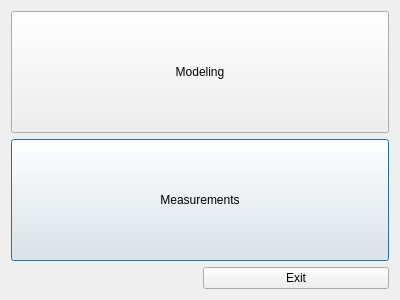
Before: the Qt Designer form dialog.ui in Abbath/P, drawn with Qt 5.
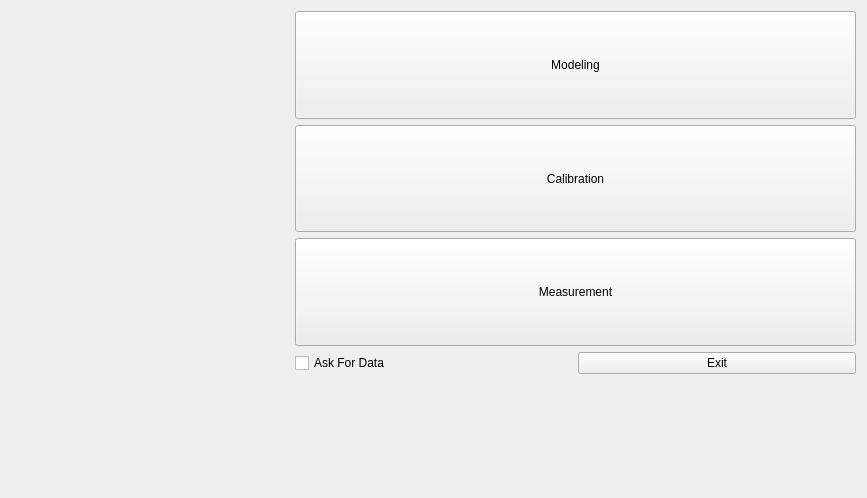
After: the same form once the commit is applied. Icons and pictures are not drawn.

The edit to the form file:
```diff
--- a/dialog.ui
+++ b/dialog.ui
@@ -1,52 +1,88 @@
 <?xml version="1.0" encoding="UTF-8"?>
 <ui version="4.0">
  <class>Dialog</class>
- <widget class="QDialog" name="Dialog">
+ <widget class="QWidget" name="Dialog">
   <property name="geometry">
    <rect>
     <x>0</x>
     <y>0</y>
-    <width>400</width>
-    <height>300</height>
+    <width>867</width>
+    <height>498</height>
    </rect>
   </property>
   <property name="windowTitle">
    <string>Paremeters</string>
   </property>
   <layout class="QGridLayout" name="gridLayout">
-   <item row="2" column="0" colspan="2">
-    <widget class="QPushButton" name="pushButton_2">
-     <property name="sizePolicy">
-      <sizepolicy hsizetype="Minimum" vsizetype="Minimum">
-       <horstretch>0</horstretch>
-       <verstretch>0</verstretch>
-      </sizepolicy>
-     </property>
-     <property name="text">
-      <string>Measurements</string>
-     </property>
-    </widget>
-   </item>
-   <item row="1" column="0" colspan="2">
-    <widget class="QPushButton" name="pushButton">
-     <property name="sizePolicy">
-      <sizepolicy hsizetype="Minimum" vsizetype="Minimum">
-       <horstretch>0</horstretch>
-       <verstretch>0</verstretch>
-      </sizepolicy>
-     </property>
-     <property name="text">
-      <string>Modeling</string>
-     </property>
-    </widget>
-   </item>
    <item row="3" column="1">
+    <widget class="QCheckBox" name="checkBox">
+     <property name="text">
+      <string>Ask For Data</string>
+     </property>
+    </widget>
+   </item>
+   <item row="2" column="1" colspan="2">
+    <widget class="QPushButton" name="pushButton_2">
+     <property name="sizePolicy">
+      <sizepolicy hsizetype="Minimum" vsizetype="Minimum">
+       <horstretch>0</horstretch>
+       <verstretch>0</verstretch>
+      </sizepolicy>
+     </property>
+     <property name="text">
+      <string>Measurement</string>
+     </property>
+    </widget>
+   </item>
+   <item row="1" column="1" colspan="2">
+    <widget class="QPushButton" name="pushButton_4">
+     <property name="sizePolicy">
+      <sizepolicy hsizetype="Minimum" vsizetype="Minimum">
+       <horstretch>0</horstretch>
+       <verstretch>0</verstretch>
+      </sizepolicy>
+     </property>
+     <property name="text">
+      <string>Calibration</string>
+     </property>
+    </widget>
+   </item>
+   <item row="3" column="2">
     <widget class="QPushButton" name="pushButton_3">
+     <property name="sizePolicy">
+      <sizepolicy hsizetype="Minimum" vsizetype="Fixed">
+       <horstretch>0</horstretch>
+       <verstretch>0</verstretch>
+      </sizepolicy>
+     </property>
      <property name="text">
       <string>Exit</string>
      </property>
     </widget>
    </item>
+   <item row="0" column="0" rowspan="5">
+    <widget class="QLabel" name="label">
+     <property name="text">
+      <string/>
+     </property>
+     <property name="pixmap">
+      <pixmap>splash.png</pixmap>
+     </property>
+    </widget>
+   </item>
+   <item row="0" column="1" colspan="2">
+    <widget class="QPushButton" name="pushButton">
+     <property name="sizePolicy">
+      <sizepolicy hsizetype="Minimum" vsizetype="Minimum">
+       <horstretch>0</horstretch>
+       <verstretch>0</verstretch>
+      </sizepolicy>
+     </property>
+     <property name="text">
+      <string>Modeling</string>
+     </property>
+    </widget>
+   </item>
   </layout>
  </widget>
  <resources/>
```
Left out of the diff: 2 changed lines with no effect on the pictures.
